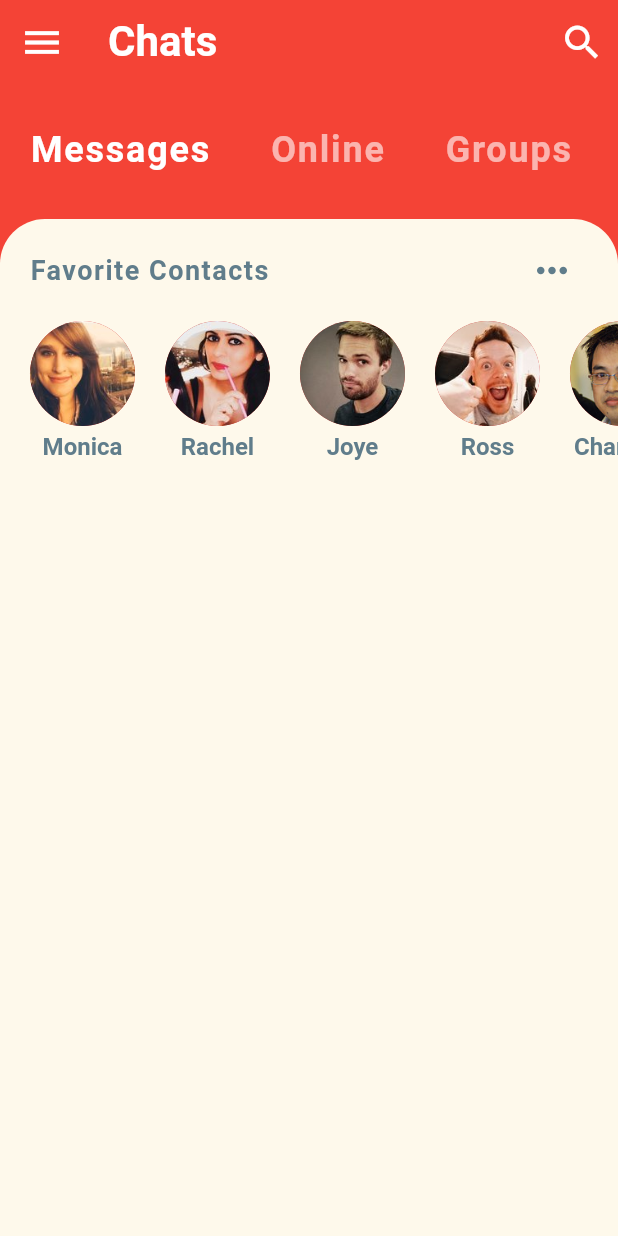
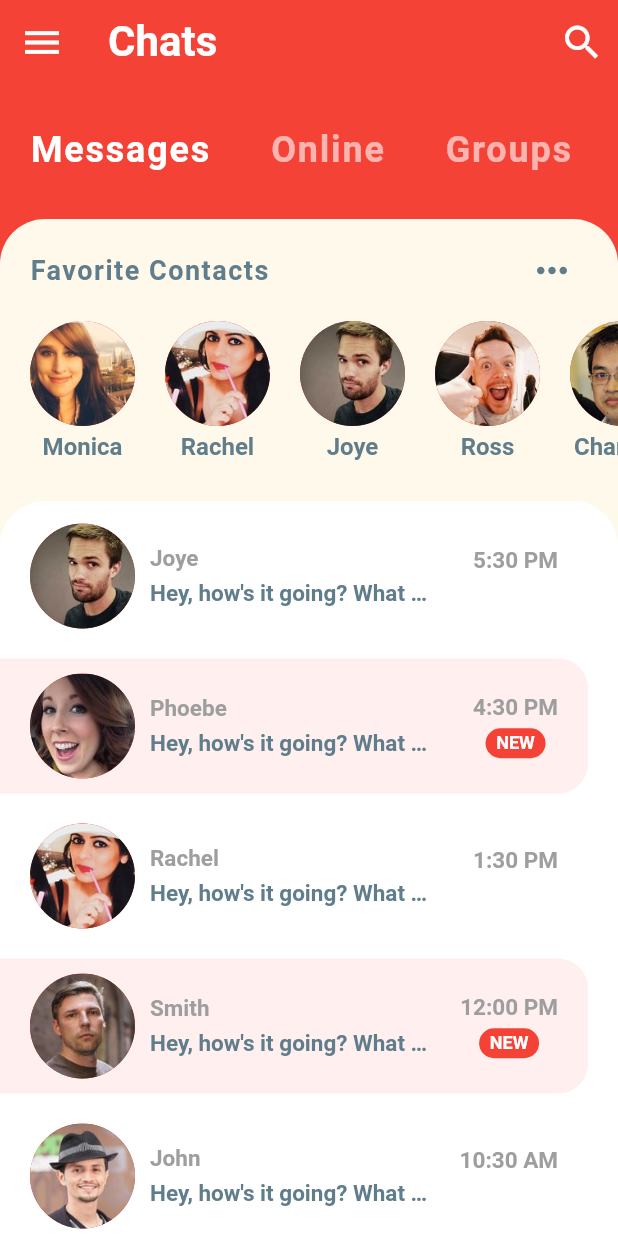
Before and after one commit to ian-njuguna11/flutter_ui-3, a Flutter app: the screen it shows after launch, on a phone screen of 412 x 824 dp. Run offline on Flutter 3.47's test engine with Material 2 defaults, Android fonts, the phone set to English and light mode, and no system bars.

Commit message:
recent chats commit

```diff
--- a/flutter_chat_ui/lib/models/message_model.dart
+++ b/flutter_chat_ui/lib/models/message_model.dart
@@ -67,7 +67,19 @@ List<Message> chats = [
       time: '10:30 AM',
       text: 'Hey, how\'s it going? What did you do today?',
       isLiked: false,
-      unread: false)
+      unread: false),
+  Message(
+      sender: devid,
+      time: '10:31 AM',
+      text: 'Where are you',
+      isLiked: false,
+      unread: false),
+  Message(
+      sender: ross,
+      time: '10:31 AM',
+      text: 'Loved it.',
+      isLiked: false,
+      unread: false),
 ];
 
 //example messages in chat screen
--- a/flutter_chat_ui/lib/screens/home_screen.dart
+++ b/flutter_chat_ui/lib/screens/home_screen.dart
@@ -1,6 +1,7 @@
 import 'package:flutter/material.dart';
 import 'package:flutter_chat_ui/widgets/category_selector.dart';
 import 'package:flutter_chat_ui/widgets/favorite_contacts.dart';
+import 'package:flutter_chat_ui/widgets/recent_chats.dart';
 
 class HomeScreen extends StatefulWidget {
   HomeScreen({Key key}) : super(key: key);
@@ -46,9 +47,7 @@ class _HomeScreenState extends State<HomeScreen> {
                     topRight: Radius.circular(30.0)),
               ),
               child: Column(
-                children: <Widget>[
-                  FavoriteContacts()
-                ],
+                children: <Widget>[FavoriteContacts(), RecentChats()],
               ),
             ),
           )
--- /dev/null
+++ b/flutter_chat_ui/lib/widgets/recent_chats.dart
@@ -0,0 +1,101 @@
+import 'package:flutter/material.dart';
+import 'package:flutter_chat_ui/models/message_model.dart';
+
+class RecentChats extends StatelessWidget {
+  @override
+  Widget build(BuildContext context) {
+    return Expanded(
+      child: Container(
+        decoration: BoxDecoration(
+          color: Colors.white,
+          borderRadius: BorderRadius.only(
+              topLeft: Radius.circular(30.0), topRight: Radius.circular(30.0)),
+        ),
+        child: ClipRRect(
+          borderRadius: BorderRadius.only(
+              topLeft: Radius.circular(30.0), topRight: Radius.circular(30.0)),
+          child: ListView.builder(
+            itemCount: chats.length,
+            itemBuilder: (BuildContext context, int index) {
+              final Message chat = chats[index];
+              return Container(
+                margin: EdgeInsets.only(top: 5.0, bottom: 5.0, right: 20.0),
+                padding: EdgeInsets.symmetric(horizontal: 20.0, vertical: 10.0),
+                decoration: BoxDecoration(
+                  color: chat.unread ? Color(0xFFFFEFEE) : Colors.white,
+                  borderRadius: BorderRadius.only(
+                      topRight: Radius.circular(20.0),
+                      bottomRight: Radius.circular(20.0)),
+                ),
+                child: Row(
+                  mainAxisAlignment: MainAxisAlignment.spaceBetween,
+                  children: <Widget>[
+                    Row(
+                      children: <Widget>[
+                        CircleAvatar(
+                            radius: 35.0,
+                            backgroundImage: AssetImage(chat.sender.imageUrl)),
+                        SizedBox(width: 10.0),
+                        Column(
+                          crossAxisAlignment: CrossAxisAlignment.start,
+                          children: <Widget>[
+                            Text(chat.sender.name,
+                                style: TextStyle(
+                                    color: Colors.grey,
+                                    fontSize: 15.0,
+                                    fontWeight: FontWeight.bold)),
+                            SizedBox(height: 5.0),
+                            Container(
+                              width: MediaQuery.of(context).size.width * 0.45,
+                              child: Text(
+                                chat.text,
+                                style: TextStyle(
+                                    color: Colors.blueGrey,
+                                    fontSize: 15.0,
+                                    fontWeight: FontWeight.w600),
+                                overflow: TextOverflow.ellipsis,
+                              ),
+                            )
+                          ],
+                        ),
+                      ],
+                    ),
+                    Column(
+                      children: <Widget>[
+                        Text(
+                          chat.time,
+                          style: TextStyle(
+                              color: Colors.grey,
+                              fontSize: 15.0,
+                              fontWeight: FontWeight.bold),
+                        ),
+                        SizedBox(height: 5.0),
+                        chat.unread
+                            ? Container(
+                                width: 40.0,
+                                height: 20.0,
+                                decoration: BoxDecoration(
+                                  color: Theme.of(context).primaryColor,
+                                  borderRadius: BorderRadius.circular(30.0),
+                                ),
+                                alignment: Alignment.center,
+                                child: Text(
+                                  'NEW',
+                                  style: TextStyle(
+                                      color: Colors.white,
+                                      fontSize: 12.0,
+                                      fontWeight: FontWeight.bold),
+                                ))
+                            : Text('')
+                      ],
+                    )
+                  ],
+                ),
+              );
+            },
+          ),
+        ),
+      ),
+    );
+  }
+}
```
